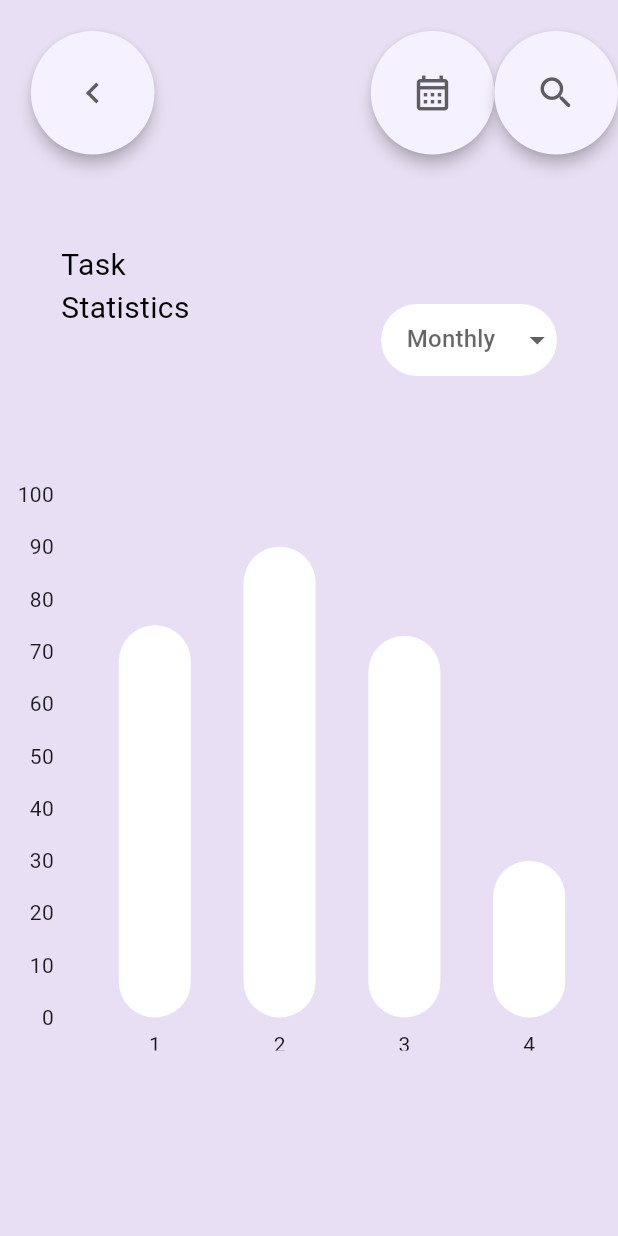
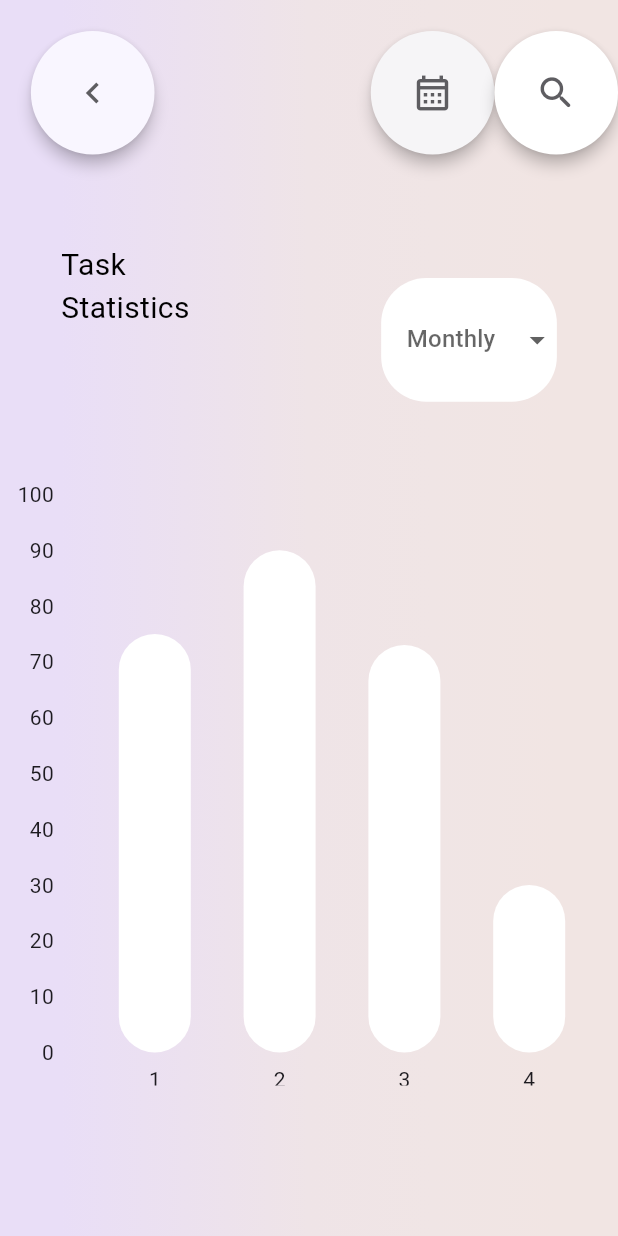
Before and after one commit to SyedOsamaAhmed/Spech-Company-Task, a Flutter app: the screen it shows after launch, on a phone screen of 412 x 824 dp. Run offline on Flutter 3.47's test engine with Material 3 defaults, Android fonts, the phone set to English and light mode, and no system bars; drawn by our look-alikes of dropdown_button2, fl_chart.

Commit message:
gradient on container added customizing bar graph labels

```diff
--- /dev/null
+++ b/lib/bar graph/axix customizations/yaxis_customization.dart
@@ -0,0 +1,10 @@
+import 'package:flutter/material.dart';
+
+class Yaxis extends StatelessWidget {
+  const Yaxis({super.key});
+
+  @override
+  Widget build(BuildContext context) {
+    return Scaffold();
+  }
+}
--- a/lib/screens/task_main_screen.dart
+++ b/lib/screens/task_main_screen.dart
@@ -24,18 +24,31 @@ class _MainTaskScreenState extends State<MainTaskScreen> {
     return SafeArea(
       child: Scaffold(
         body: Container(
-          color: const Color(0xffe9dff4),
-          height: MediaQuery.of(context).size.height * 85,
+          decoration: const BoxDecoration(
+            gradient: LinearGradient(
+              stops: [0.1, 0.5, 0.7, 0.9],
+              colors: [
+                Color(0xffe9def7),
+                Color(0xffefe4e7),
+                Color(0xfff0e5e5),
+                Color(0xfff1e5e3),
+              ],
+            ),
+          ),
+          height: MediaQuery.of(context).size.height,
           child: Column(
             children: [
-              Row(
+              SizedBox(
+                width: MediaQuery.of(context).size.width,
+                height: MediaQuery.of(context).size.height * 0.15,
+                child: Row(
                   mainAxisAlignment: MainAxisAlignment.spaceBetween,
                   children: [
                     SizedBox(
                       width: MediaQuery.of(context).size.width * 0.30,
                       height: MediaQuery.of(context).size.height * 0.10,
                       child: MaterialButton(
-                      color: const Color(0xfff5f1fe),
+                        color: const Color.fromARGB(255, 249, 246, 255),
                         elevation: 4.0,
                         shape: const CircleBorder(),
                         onPressed: () {},
@@ -57,7 +70,7 @@ class _MainTaskScreenState extends State<MainTaskScreen> {
                             height: MediaQuery.of(context).size.height * 0.10,
                             child: MaterialButton(
                               padding: EdgeInsets.zero,
-                            color: const Color(0xfff5f1fe),
+                              color: const Color.fromARGB(255, 246, 245, 247),
                               elevation: 4.0,
                               shape: const CircleBorder(),
                               onPressed: () {},
@@ -73,7 +86,7 @@ class _MainTaskScreenState extends State<MainTaskScreen> {
                             height: MediaQuery.of(context).size.height * 0.10,
                             child: MaterialButton(
                               padding: EdgeInsets.zero,
-                            color: const Color(0xfff5f1fe),
+                              color: const Color.fromARGB(255, 255, 255, 255),
                               elevation: 4.0,
                               shape: const CircleBorder(),
                               onPressed: () {},
@@ -88,6 +101,7 @@ class _MainTaskScreenState extends State<MainTaskScreen> {
                       ),
                     ),
                   ],
+                ),
               ),
               SizedBox(
                 width: MediaQuery.of(context).size.width,
@@ -109,11 +123,20 @@ class _MainTaskScreenState extends State<MainTaskScreen> {
                         ),
                       ),
                     ),
-                    const DropDownMenu(),
+                    SizedBox(
+                      height: MediaQuery.of(context).size.height * 0.10,
+                      child: const DropDownMenu(),
+                    ),
                   ],
                 ),
               ),
-              BarGraph(taskStatsPercents: taskStatsPercentages),
+              SizedBox(
+                  width: MediaQuery.of(context).size.width,
+                  height: MediaQuery.of(context).size.height * 0.50,
+                  child: Padding(
+                    padding: const EdgeInsets.only(bottom: 18.0),
+                    child: BarGraph(taskStatsPercents: taskStatsPercentages),
+                  )),
             ],
           ),
         ),
--- a/lib/widgets/bar_graph.dart
+++ b/lib/widgets/bar_graph.dart
@@ -19,10 +19,8 @@ class BarGraph extends StatelessWidget {
       taskStatsApr: taskStatsPercents[3],
     );
     bardata.initialiazeBarData();
-    return SizedBox(
-      width: MediaQuery.of(context).size.width,
-      height: MediaQuery.of(context).size.height * 0.45,
-      child: BarChart(BarChartData(
+    return BarChart(
+      BarChartData(
         titlesData: const FlTitlesData(
             rightTitles: AxisTitles(
               sideTitles: SideTitles(
@@ -36,7 +34,6 @@ class BarGraph extends StatelessWidget {
             ),
             bottomTitles: AxisTitles(
               sideTitles: SideTitles(
-                reservedSize: 22,
                 showTitles: true,
               ),
             )),
@@ -57,7 +54,7 @@ class BarGraph extends StatelessWidget {
                   ),
                 ]))
             .toList(),
-      )),
+      ),
     );
   }
 }
```
Lines whose indentation alone changed are shown as unchanged.
